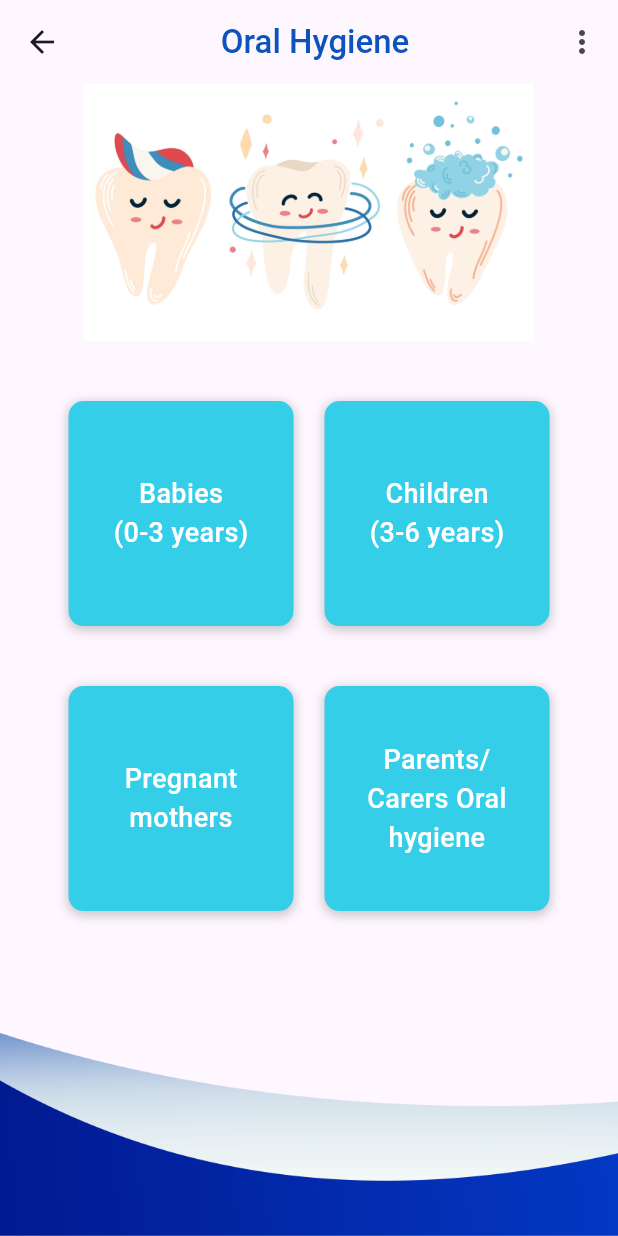
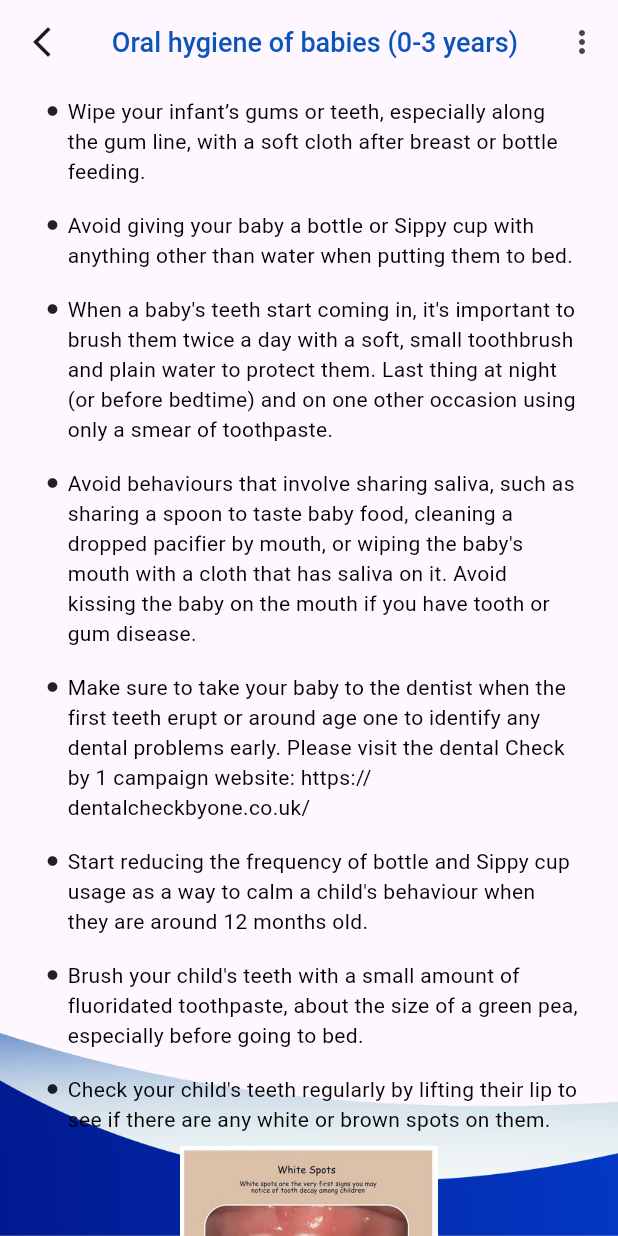
Before and after one commit to navendunandu/nuParent, a Flutter app: the OralHygiene screen opened directly, after a tap on "Babies", on a phone screen of 412 x 824 dp. Run offline on Flutter 3.47's test engine with Material 3 defaults, Android fonts, the phone set to English and light mode, and no system bars; our stand-ins replace flutter_signin_button, google_fonts, image_picker, intl_phone_field.

Commit message:
Expecting mothers, oral hygiene, bulleted list

```diff
--- /dev/null
+++ b/Mobile/lib/Components/bulleted_list.dart
@@ -0,0 +1,32 @@
+import 'package:flutter/material.dart';
+
+class BulletList extends StatelessWidget {
+  final String text;
+  final Color textColor;
+
+  const BulletList(
+      {Key? key, required this.text, this.textColor = Colors.black})
+      : super(key: key);
+
+  @override
+  Widget build(BuildContext context) {
+    return Padding(
+      padding: const EdgeInsets.only(top: 8, bottom: 8),
+      child: Row(
+        crossAxisAlignment: CrossAxisAlignment.start,
+        children: [
+          const Padding(
+            padding: EdgeInsets.all(6.0),
+            child: Icon(
+              Icons.circle,
+              size: 8,
+            ),
+          ),
+          Expanded(
+            child: Text(text, style: TextStyle(color: textColor)),
+          ),
+        ],
+      ),
+    );
+  }
+}
--- /dev/null
+++ b/Mobile/lib/expecting_mothers.dart
@@ -0,0 +1,67 @@
+import 'package:flutter/material.dart';
+import 'package:nu_parent/Components/bulleted_list.dart';
+import 'package:nu_parent/main.dart';
+
+class ExpectingMothers extends StatefulWidget {
+  const ExpectingMothers({super.key});
+
+  @override
+  State<ExpectingMothers> createState() => _ExpectingMothersState();
+}
+
+class _ExpectingMothersState extends State<ExpectingMothers> {
+  final List<String> items = [
+    'It is recommended that you visit a dentist before becoming pregnant to get any necessary dental treatments and to assess your risk of tooth and gum disease.',
+    'Hormonal changes during pregnancy can increase the risk of developing dental problems such as gum disease and tooth decay, it is critical to focus on dental health during pregnancy.',
+    'Emphasis on the food pyramid, eating a well-balanced diet and getting plenty of calcium. Sweets and low-nutritional foods should be avoided.',
+    'Focus on low-sugar snacks, such as celery and carrot sticks, milk, cheese, and other dairy products, to reduce the risk of tooth decay.',
+  ];
+  @override
+  Widget build(BuildContext context) {
+    return Scaffold(
+      appBar: AppBar(
+        leading: IconButton(
+          onPressed: () {
+            Navigator.pop(context);
+          },
+          icon: const Icon(Icons.arrow_back_ios_new),
+        ),
+        actions: [
+          IconButton(
+              onPressed: () {}, icon: const Icon(Icons.more_vert_rounded)),
+        ],
+      ),
+      body: Container(
+        height: double.infinity,
+        decoration: const BoxDecoration(
+            image: DecorationImage(
+                image: AssetImage('assets/Vector2.png'),
+                fit: BoxFit.cover,
+                alignment: Alignment.bottomCenter)),
+        child: Padding(
+          padding: const EdgeInsets.only(left: 25.0, right: 25.0),
+          child: ListView(
+            children: [
+              Center(child: Image.asset('assets/EatWell.png')),
+              const SizedBox(
+                height: 10,
+              ),
+              const Text(
+                'Expecting Mothers',
+                textAlign: TextAlign.center,
+                style: TextStyle(
+                    color: AppColors.darkblue,
+                    fontWeight: FontWeight.w500,
+                    fontSize: 20),
+              ),
+              const BulletList(text: 'It is recommended that you visit a dentist before becoming pregnant to get any necessary dental treatments and to assess your risk of tooth and gum disease.'),
+              const BulletList(text: 'Hormonal changes during pregnancy can increase the risk of developing dental problems such as gum disease and tooth decay, it is critical to focus on dental health during pregnancy.'),
+              const BulletList(text: 'Emphasis on the food pyramid, eating a well-balanced diet and getting plenty of calcium. Sweets and low-nutritional foods should be avoided.'),
+              const BulletList(text: 'It is recommended that you visit a dentist before becoming pregnant to get any necessary dental treatments and to assess your risk of tooth and gum disease.'),
+            ],
+          ),
+        ),
+      ),
+    );
+  }
+}
--- a/Mobile/lib/oral_hygiene.dart
+++ b/Mobile/lib/oral_hygiene.dart
@@ -1,5 +1,6 @@
 import 'package:flutter/material.dart';
 import 'package:nu_parent/main.dart';
+import 'package:nu_parent/oral_hygiene_babies.dart';
 
 class OralHygiene extends StatefulWidget {
   const OralHygiene({super.key});
@@ -13,6 +14,12 @@ class _OralHygieneState extends State<OralHygiene> {
   Widget build(BuildContext context) {
     return Scaffold(
       appBar: AppBar(
+        leading: IconButton(
+          onPressed: () {
+            Navigator.pop(context);
+          },
+          icon: const Icon(Icons.arrow_back_ios_new),
+        ),
         title: const Center(
             child: Text(
           'Oral Hygiene',
@@ -49,7 +56,9 @@ class _OralHygieneState extends State<OralHygiene> {
                 mainAxisAlignment: MainAxisAlignment.spaceEvenly,
                 children: [
                   GestureDetector(
-                    onTap: () {},
+                    onTap: () {
+                      Navigator.push(context, MaterialPageRoute(builder: (context)=>const OralHygieneBabies()));
+                    },
                     child: Container(
                       height: 150,
                       width: 150,
--- /dev/null
+++ b/Mobile/lib/oral_hygiene_babies.dart
@@ -0,0 +1,102 @@
+import 'package:flutter/material.dart';
+import 'package:nu_parent/Components/bulleted_list.dart';
+import 'package:nu_parent/main.dart';
+
+class OralHygieneBabies extends StatefulWidget {
+  const OralHygieneBabies({super.key});
+
+  @override
+  State<OralHygieneBabies> createState() => _OralHygieneBabiesState();
+}
+
+class _OralHygieneBabiesState extends State<OralHygieneBabies> {
+  @override
+  Widget build(BuildContext context) {
+    return Scaffold(
+      appBar: AppBar(
+        leading: IconButton(
+          onPressed: () {
+            Navigator.pop(context);
+          },
+          icon: const Icon(Icons.arrow_back_ios_new),
+        ),
+        title: const Center(
+            child: Text(
+          'Oral hygiene of babies (0-3 years)',
+          textAlign: TextAlign.center,
+          style: TextStyle(
+              color: AppColors.darkblue,
+              fontWeight: FontWeight.w500,
+              fontSize: 18),
+        )),
+        actions: [
+          IconButton(
+              onPressed: () {}, icon: const Icon(Icons.more_vert_rounded)),
+        ],
+      ),
+      body: Container(
+        height: double.infinity,
+        decoration: const BoxDecoration(
+            image: DecorationImage(
+                image: AssetImage('assets/Vector2.png'),
+                fit: BoxFit.cover,
+                alignment: Alignment.bottomCenter)),
+        child: Padding(
+          padding: const EdgeInsets.only(left: 25.0, right: 25.0),
+          child: ListView(
+            children: [
+              const BulletList(
+                  text:
+                      'Wipe your infant’s gums or teeth, especially along the gum line, with a soft cloth after breast or bottle feeding.'),
+              const BulletList(
+                  text:
+                      'Avoid giving your baby a bottle or Sippy cup with anything other than water when putting them to bed.'),
+              const BulletList(
+                  text:
+                      "When a baby's teeth start coming in, it's important to brush them twice a day with a soft, small toothbrush and plain water to protect them. Last thing at night (or before bedtime) and on one other occasion using only a smear of toothpaste."),
+              const BulletList(
+                  text:
+                      "Avoid behaviours that involve sharing saliva, such as sharing a spoon to taste baby food, cleaning a dropped pacifier by mouth, or wiping the baby's mouth with a cloth that has saliva on it. Avoid kissing the baby on the mouth if you have tooth or gum disease."),
+              const BulletList(
+                  text:
+                      "Make sure to take your baby to the dentist when the first teeth erupt or around age one to identify any dental problems early. Please visit the dental Check by 1 campaign website: https://dentalcheckbyone.co.uk/"),
+              const BulletList(
+                  text:
+                      "Start reducing the frequency of bottle and Sippy cup usage as a way to calm a child's behaviour when they are around 12 months old."),
+              const BulletList(
+                  text:
+                      "Brush your child's teeth with a small amount of fluoridated toothpaste, about the size of a green pea, especially before going to bed."),
+              const BulletList(
+                  text:
+                      "Check your child's teeth regularly by lifting their lip to see if there are any white or brown spots on them."),
+              Image.asset(
+                'assets/WhiteSpots.png',
+                height: 200,
+              ),
+              const BulletList(
+                  text:
+                      "When selecting over-the-counter medications for children, you can read the product labels or consult a pharmacist to identify options that are sugar-free or have reduced sugar content. Some liquid medications may contain sugar or sweeteners to improve the taste. In such cases, the doctor or pharmacist can help you find alternatives without added sugars."),
+              Row(
+                crossAxisAlignment: CrossAxisAlignment.start,
+                mainAxisAlignment: MainAxisAlignment.spaceBetween,
+                children: [
+                  const Expanded(
+                      child: BulletList(
+                          text:
+                              "When selecting over-the-counter medications for children, you can read the product labels or consult a pharmacist to identify options that are sugar-free or have reduced sugar content. Some liquid medications may contain sugar or sweeteners to improve the taste. In such cases, the doctor or pharmacist can help you find alternatives without added sugars.")),
+                  Image.asset(
+                    'assets/MotherBaby.png',
+                    width: 130,
+                  )
+                ],
+              ),
+              const SizedBox(
+                height: 150,
+              )
+            ],
+          ),
+        ),
+      ),
+    );
+  }
+}
```
Also changed, not shown: Mobile/lib/dietary_intake.dart (+40 -15 lines), Mobile/assets/EatWell.png (added), Mobile/assets/MotherBaby.png (added), Mobile/assets/WhiteSpots.png (added).
